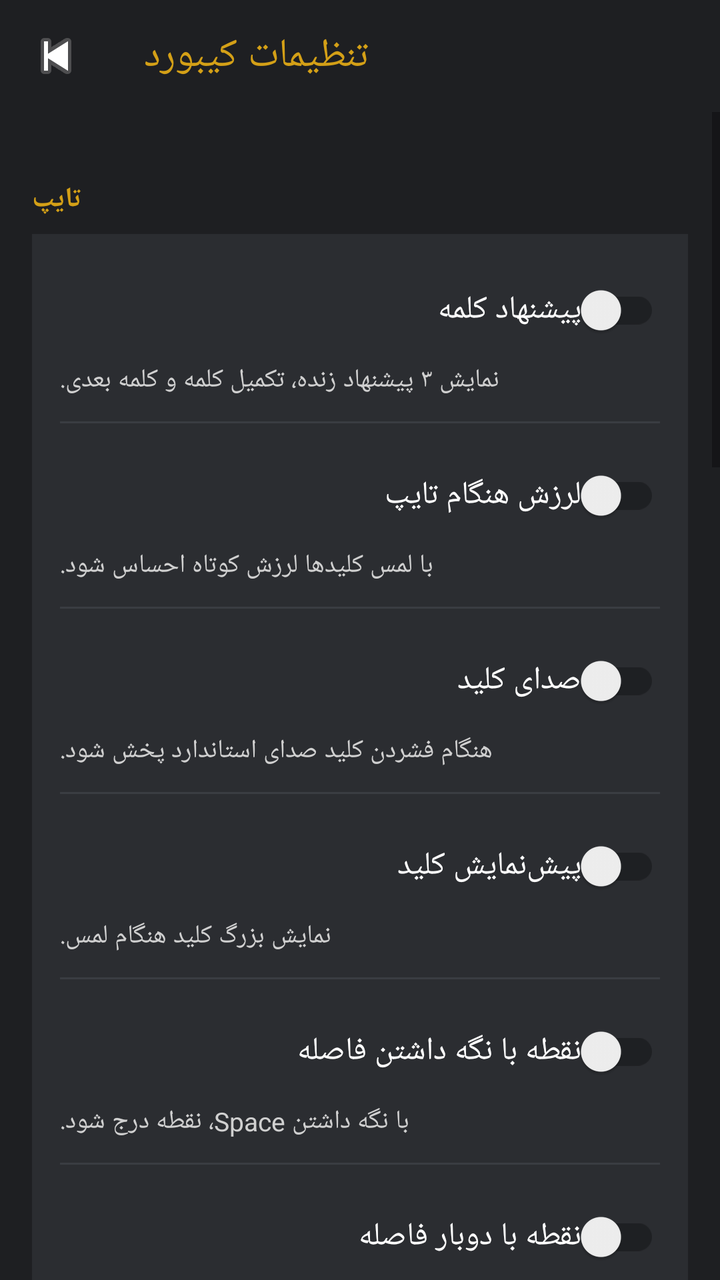
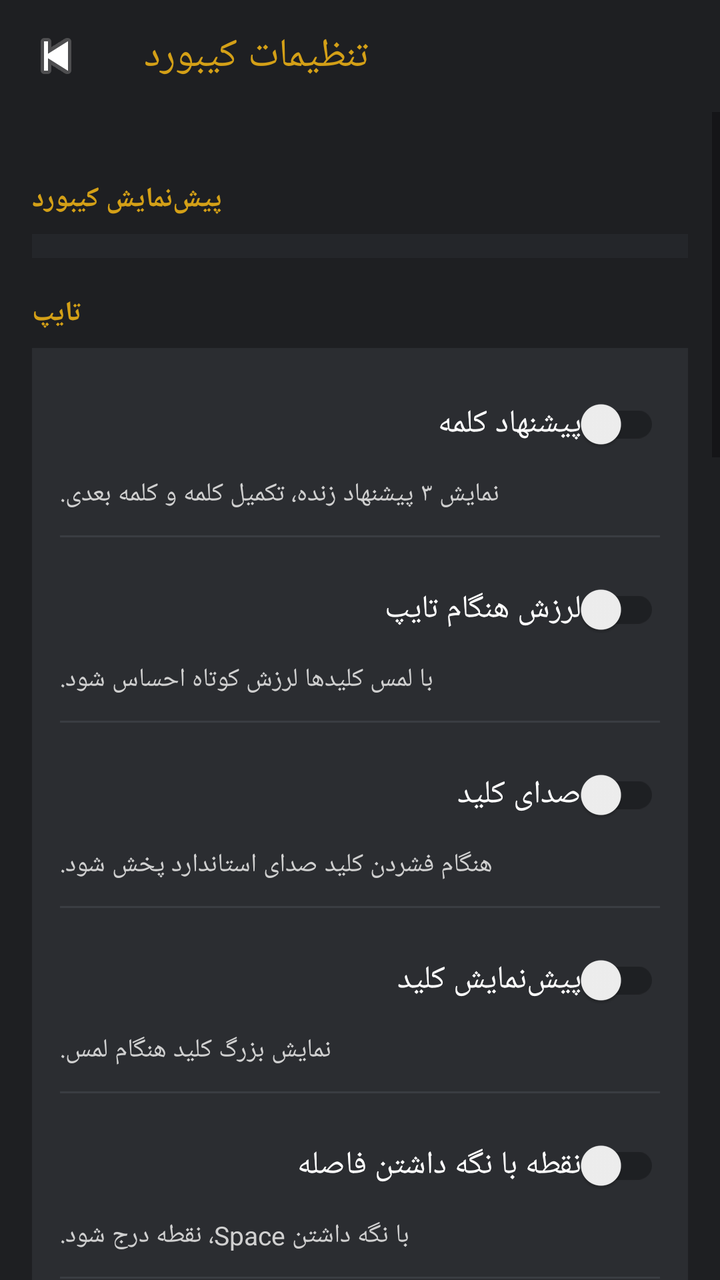

Before-and-after screenshots of an Android layout around one commit, followed by the original layout XML and the change that was made.
<!-- AndroidManifest.xml: application theme Theme.KeyNova -->
<!-- res/layout/activity_keyboard_settings.xml -->
<?xml version="1.0" encoding="utf-8"?>
<LinearLayout xmlns:android="http://schemas.android.com/apk/res/android"
    xmlns:app="http://schemas.android.com/apk/res-auto"
    android:layout_width="match_parent"
    android:layout_height="match_parent"
    android:background="@color/keynova_background"
    android:orientation="vertical">

    <androidx.appcompat.widget.Toolbar
        android:id="@+id/toolbar"
        android:layout_width="match_parent"
        android:layout_height="wrap_content"
        android:background="@color/keynova_background"
        app:navigationIcon="@android:drawable/ic_media_previous"
        app:title="@string/settings_section_title"
        app:titleTextColor="@color/keynova_accent" />

    <ScrollView
        android:layout_width="match_parent"
        android:layout_height="match_parent"
        android:fillViewport="true">

        <LinearLayout
            android:layout_width="match_parent"
            android:layout_height="wrap_content"
            android:orientation="vertical"
            android:padding="16dp">

            <TextView style="@style/SettingsGroupTitle" android:text="@string/group_typing" />

            <LinearLayout style="@style/SettingsCard">
                <androidx.appcompat.widget.SwitchCompat android:id="@+id/switchSuggestions" style="@style/SettingsSwitch" android:text="@string/setting_suggestions_title" />
                <TextView style="@style/SettingsDesc" android:text="@string/setting_suggestions_desc" />
                <View style="@style/SettingsDivider" />
                <androidx.appcompat.widget.SwitchCompat android:id="@+id/switchVibration" style="@style/SettingsSwitch" android:text="@string/setting_vibration_title" />
                <TextView style="@style/SettingsDesc" android:text="@string/setting_vibration_desc" />
                <View style="@style/SettingsDivider" />
                <androidx.appcompat.widget.SwitchCompat android:id="@+id/switchSound" style="@style/SettingsSwitch" android:text="@string/setting_sound_title" />
                <TextView style="@style/SettingsDesc" android:text="@string/setting_sound_desc" />
                <View style="@style/SettingsDivider" />
                <androidx.appcompat.widget.SwitchCompat android:id="@+id/switchPreview" style="@style/SettingsSwitch" android:text="@string/setting_preview_title" />
                <TextView style="@style/SettingsDesc" android:text="@string/setting_preview_desc" />
                <View style="@style/SettingsDivider" />
                <androidx.appcompat.widget.SwitchCompat android:id="@+id/switchSpaceDot" style="@style/SettingsSwitch" android:text="@string/setting_space_dot_title" />
                <TextView style="@style/SettingsDesc" android:text="@string/setting_space_dot_desc" />
                <View style="@style/SettingsDivider" />
                <androidx.appcompat.widget.SwitchCompat android:id="@+id/switchDoubleSpace" style="@style/SettingsSwitch" android:text="@string/setting_double_space_title" />
                <TextView style="@style/SettingsDesc" android:text="@string/setting_double_space_desc" />
                <View style="@style/SettingsDivider" />
                <androidx.appcompat.widget.SwitchCompat android:id="@+id/switchAutoCap" style="@style/SettingsSwitch" android:text="@string/setting_auto_cap_title" />
                <TextView style="@style/SettingsDesc" android:text="@string/setting_auto_cap_desc" />
                <View style="@style/SettingsDivider" />
                <TextView style="@style/SettingsLabel" android:text="@string/setting_space_swipe_title" />
                <RadioGroup android:id="@+id/groupSpaceSwipe" android:layout_width="match_parent" android:layout_height="wrap_content" android:layout_marginTop="6dp">
                    <RadioButton android:id="@+id/radioSwipeOff" android:layout_width="wrap_content" android:layout_height="wrap_content" android:text="@string/opt_off" android:textColor="@color/keynova_text" />
                    <RadioButton android:id="@+id/radioSwipeLang" android:layout_width="wrap_content" android:layout_height="wrap_content" android:text="@string/opt_swipe_lang" android:textColor="@color/keynova_text" />
                    <RadioButton android:id="@+id/radioSwipeCursor" android:layout_width="wrap_content" android:layout_height="wrap_content" android:text="@string/opt_swipe_cursor" android:textColor="@color/keynova_text" />
                </RadioGroup>
            </LinearLayout>

            <TextView style="@style/SettingsGroupTitle" android:text="@string/group_layout" />

            <LinearLayout style="@style/SettingsCard">
                <androidx.appcompat.widget.SwitchCompat android:id="@+id/switchNumberRow" style="@style/SettingsSwitch" android:text="@string/setting_number_row_title" />
                <TextView style="@style/SettingsDesc" android:text="@string/setting_number_row_desc" />
                <View style="@style/SettingsDivider" />
                <androidx.appcompat.widget.SwitchCompat android:id="@+id/switchHints" style="@style/SettingsSwitch" android:text="@string/setting_hints_title" />
                <TextView style="@style/SettingsDesc" android:text="@string/setting_hints_desc" />
                <View style="@style/SettingsDivider" />
                <TextView style="@style/SettingsLabel" android:text="@string/setting_space_label_title" />
                <RadioGroup android:id="@+id/groupSpaceLabel" android:layout_width="match_parent" android:layout_height="wrap_content" android:layout_marginTop="6dp">
                    <RadioButton android:id="@+id/radioLabelLang" android:layout_width="wrap_content" android:layout_height="wrap_content" android:text="@string/opt_label_lang" android:textColor="@color/keynova_text" />
                    <RadioButton android:id="@+id/radioLabelSpace" android:layout_width="wrap_content" android:layout_height="wrap_content" android:text="@string/opt_label_space" android:textColor="@color/keynova_text" />
                    <RadioButton android:id="@+id/radioLabelEmpty" android:layout_width="wrap_content" android:layout_height="wrap_content" android:text="@string/opt_label_empty" android:textColor="@color/keynova_text" />
                </RadioGroup>
            </LinearLayout>

            <TextView style="@style/SettingsGroupTitle" android:text="@string/group_appearance" />

            <LinearLayout style="@style/SettingsCard">
                <TextView style="@style/SettingsLabel" android:text="@string/setting_theme_title" />
                <TextView style="@style/SettingsDesc" android:text="@string/setting_theme_desc" android:layout_marginBottom="8dp" />
                <GridLayout android:id="@+id/themeColorGrid" android:layout_width="match_parent" android:layout_height="wrap_content" android:columnCount="2" android:layout_marginTop="6dp" />
                <View style="@style/SettingsDivider" />
                <LinearLayout android:layout_width="match_parent" android:layout_height="wrap_content" android:orientation="horizontal">
                    <TextView style="@style/SettingsLabel" android:layout_width="0dp" android:layout_weight="1" android:text="@string/setting_height_title" />
                    <TextView android:id="@+id/valueHeight" style="@style/SettingsValue" />
                </LinearLayout>
                <SeekBar android:id="@+id/seekHeight" style="@style/SettingsSeek" />

                <View style="@style/SettingsDivider" />

                <LinearLayout android:layout_width="match_parent" android:layout_height="wrap_content" android:orientation="horizontal">
                    <TextView style="@style/SettingsLabel" android:layout_width="0dp" android:layout_weight="1" android:text="@string/setting_gap_title" />
                    <TextView android:id="@+id/valueGap" style="@style/SettingsValue" />
                </LinearLayout>
                <SeekBar android:id="@+id/seekGap" style="@style/SettingsSeek" />

                <View style="@style/SettingsDivider" />

                <LinearLayout android:layout_width="match_parent" android:layout_height="wrap_content" android:orientation="horizontal">
                    <TextView style="@style/SettingsLabel" android:layout_width="0dp" android:layout_weight="1" android:text="@string/setting_text_size_title" />
                    <TextView android:id="@+id/valueText" style="@style/SettingsValue" />
                </LinearLayout>
                <SeekBar android:id="@+id/seekText" style="@style/SettingsSeek" />

                <View style="@style/SettingsDivider" />

                <LinearLayout android:layout_width="match_parent" android:layout_height="wrap_content" android:orientation="horizontal">
                    <TextView style="@style/SettingsLabel" android:layout_width="0dp" android:layout_weight="1" android:text="@string/setting_long_press_title" />
                    <TextView android:id="@+id/valueLongPress" style="@style/SettingsValue" />
                </LinearLayout>
                <SeekBar android:id="@+id/seekLongPress" style="@style/SettingsSeek" />

                <View style="@style/SettingsDivider" />

                <LinearLayout android:layout_width="match_parent" android:layout_height="wrap_content" android:orientation="horizontal">
                    <TextView style="@style/SettingsLabel" android:layout_width="0dp" android:layout_weight="1" android:text="@string/setting_sound_volume_title" />
                    <TextView android:id="@+id/valueSoundVol" style="@style/SettingsValue" />
                </LinearLayout>
                <SeekBar android:id="@+id/seekSoundVol" style="@style/SettingsSeek" />

                <View style="@style/SettingsDivider" />

                <LinearLayout android:layout_width="match_parent" android:layout_height="wrap_content" android:orientation="horizontal">
                    <TextView style="@style/SettingsLabel" android:layout_width="0dp" android:layout_weight="1" android:text="@string/setting_bottom_padding_title" />
                    <TextView android:id="@+id/valueBottomPad" style="@style/SettingsValue" />
                </LinearLayout>
                <SeekBar android:id="@+id/seekBottomPad" style="@style/SettingsSeek" />
            </LinearLayout>

        </LinearLayout>
    </ScrollView>
</LinearLayout>
<!-- resources referenced by this layout -->
<resources>
  <color name="keynova_accent">#D4A017</color>
  <color name="keynova_background">#1E1F22</color>
  <color name="keynova_text">#FFFFFF</color>
  <string name="group_appearance">ظاهر</string>
  <string name="group_layout">چیدمان</string>
  <string name="group_typing">تایپ</string>
  <string name="opt_label_empty">خالی</string>
  <string name="opt_label_lang">نام زبان</string>
  <string name="opt_label_space">فاصله / Space</string>
  <string name="opt_off">خاموش</string>
  <string name="opt_swipe_cursor">جابجایی مکان‌نما</string>
  <string name="opt_swipe_lang">تغییر زبان</string>
  <string name="setting_auto_cap_desc">در ابتدای جمله در حالت انگلیسی حرف بزرگ شود.</string>
  <string name="setting_auto_cap_title">حروف بزرگ خودکار (انگلیسی)</string>
  <string name="setting_bottom_padding_title">فاصله پایین کیبورد</string>
  <string name="setting_double_space_desc">با دو بار زدن Space، نقطه و فاصله درج شود.</string>
  <string name="setting_double_space_title">نقطه با دوبار فاصله</string>
  <string name="setting_gap_title">فاصله بین کلیدها</string>
  <string name="setting_height_title">ارتفاع کیبورد</string>
  <string name="setting_hints_desc">نمایش راهنمای کوچک روی کلیدها.</string>
  <string name="setting_hints_title">نمایش کاراکترهای لانگ‌پرس</string>
  <string name="setting_long_press_title">تأخیر نگه داشتن کلید</string>
  <string name="setting_number_row_desc">نمایش ردیف اعداد بالای حروف.</string>
  <string name="setting_number_row_title">ردیف اعداد</string>
  <string name="setting_preview_desc">نمایش بزرگ کلید هنگام لمس.</string>
  <string name="setting_preview_title">پیش‌نمایش کلید</string>
  <string name="setting_sound_desc">هنگام فشردن کلید صدای استاندارد پخش شود.</string>
  <string name="setting_sound_title">صدای کلید</string>
  <string name="setting_sound_volume_title">بلندی صدای کلید</string>
  <string name="setting_space_dot_desc">با نگه داشتن Space، نقطه درج شود.</string>
  <string name="setting_space_dot_title">نقطه با نگه داشتن فاصله</string>
  <string name="setting_space_label_title">متن روی دکمه فاصله</string>
  <string name="setting_space_swipe_title">کشیدن روی فاصله</string>
  <string name="setting_suggestions_desc">نمایش ۳ پیشنهاد زنده، تکمیل کلمه و کلمه بعدی.</string>
  <string name="setting_suggestions_title">پیشنهاد کلمه</string>
  <string name="setting_text_size_title">اندازه متن کلیدها</string>
  <string name="setting_theme_desc">رنگ و ترکیب‌بندی کیبورد را انتخاب کنید.</string>
  <string name="setting_theme_title">تم کیبورد</string>
  <string name="setting_vibration_desc">با لمس کلیدها لرزش کوتاه احساس شود.</string>
  <string name="setting_vibration_title">لرزش هنگام تایپ</string>
  <string name="settings_section_title">تنظیمات کیبورد</string>
  <style name="SettingsDivider">
          <item name="android:layout_width">match_parent</item>
          <item name="android:layout_height">1dp</item>
          <item name="android:layout_marginTop">12dp</item>
          <item name="android:layout_marginBottom">12dp</item>
          <item name="android:background">#3A3D42</item>
      </style>
  <style name="SettingsLabel">
          <item name="android:layout_width">wrap_content</item>
          <item name="android:layout_height">wrap_content</item>
          <item name="android:textColor">@color/keynova_text</item>
          <item name="android:textSize">16sp</item>
      </style>
  <style name="SettingsSwitch">
          <item name="android:layout_width">match_parent</item>
          <item name="android:layout_height">wrap_content</item>
          <item name="android:textColor">@color/keynova_text</item>
          <item name="android:textSize">16sp</item>
      </style>
  <color name="keynova_key_bg">#2B2D31</color>
  <color name="keynova_text_secondary">#D0D0D0</color>
  <color name="keynova_accent_pressed">#B8890F</color>
  <!-- unchanged entries left out for length: 6 -->
</resources>

<!-- the commit's change to res/layout/activity_keyboard_settings.xml (unified diff, before → after) -->
@@ -25,6 +25,14 @@
             android:layout_height="wrap_content"
             android:orientation="vertical"
             android:padding="16dp">
+
+            <TextView style="@style/SettingsGroupTitle" android:text="پیش‌نمایش کیبورد" />
+            <FrameLayout
+                android:id="@+id/keyboardPreviewContainer"
+                android:layout_width="match_parent"
+                android:layout_height="wrap_content"
+                android:background="@color/keynova_key_special_bg"
+                android:padding="6dp" />
 
             <TextView style="@style/SettingsGroupTitle" android:text="@string/group_typing" />
 
<!-- resource entries referenced after the edit -->
@@ -2,6 +2,7 @@
 <resources>
   <color name="keynova_accent">#D4A017</color>
   <color name="keynova_background">#1E1F22</color>
+  <color name="keynova_key_special_bg">#24262A</color>
   <color name="keynova_text">#FFFFFF</color>
   <string name="group_appearance">ظاهر</string>
   <string name="group_layout">چیدمان</string>
